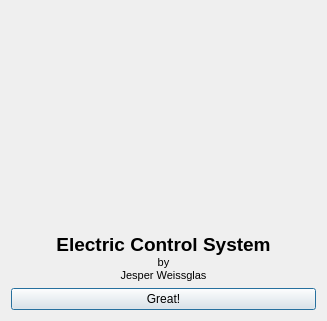
Before: the Qt Designer form ElecntrlManager/about.ui in JesperWe/CANLight, drawn with Qt 5.
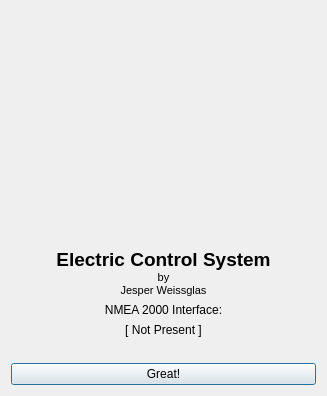
After: the same form once the commit is applied. Icons and pictures are not drawn.

Commit message: Implement CANUSB hardware connection.

Diff of the .ui file:
```diff
--- a/ElecntrlManager/about.ui
+++ b/ElecntrlManager/about.ui
@@ -7,7 +7,7 @@
     <x>0</x>
     <y>0</y>
     <width>327</width>
-    <height>321</height>
+    <height>396</height>
    </rect>
   </property>
   <property name="windowTitle">
@@ -54,13 +54,64 @@
      <property name="alignment">
       <set>Qt::AlignCenter</set>
      </property>
+     <property name="margin">
+      <number>18</number>
+     </property>
+    </widget>
+   </item>
+   <item>
+    <widget class="QLabel" name="label_2">
+     <property name="text">
+      <string>NMEA 2000 Interface:</string>
+     </property>
+     <property name="alignment">
+      <set>Qt::AlignCenter</set>
+     </property>
+    </widget>
+   </item>
+   <item>
+    <widget class="QLabel" name="CANUSBInfo">
+     <property name="text">
+      <string>[ Not Present ]</string>
+     </property>
+     <property name="textFormat">
+      <enum>Qt::PlainText</enum>
+     </property>
+     <property name="alignment">
+      <set>Qt::AlignCenter</set>
+     </property>
+     <property name="margin">
+      <number>0</number>
+     </property>
+    </widget>
+   </item>
+   <item>
+    <widget class="QLabel" name="label_3">
+     <property name="text">
+      <string/>
+     </property>
     </widget>
    </item>
    <item>
     <widget class="QPushButton" name="pushButton">
+     <property name="minimumSize">
+      <size>
+       <width>0</width>
+       <height>0</height>
+      </size>
+     </property>
+     <property name="maximumSize">
+      <size>
+       <width>16777215</width>
+       <height>16777215</height>
+      </size>
+     </property>
      <property name="text">
       <string>Great!</string>
      </property>
+     <property name="flat">
+      <bool>false</bool>
+     </property>
     </widget>
    </item>
   </layout>
```
The commit also changes 12 other files.
